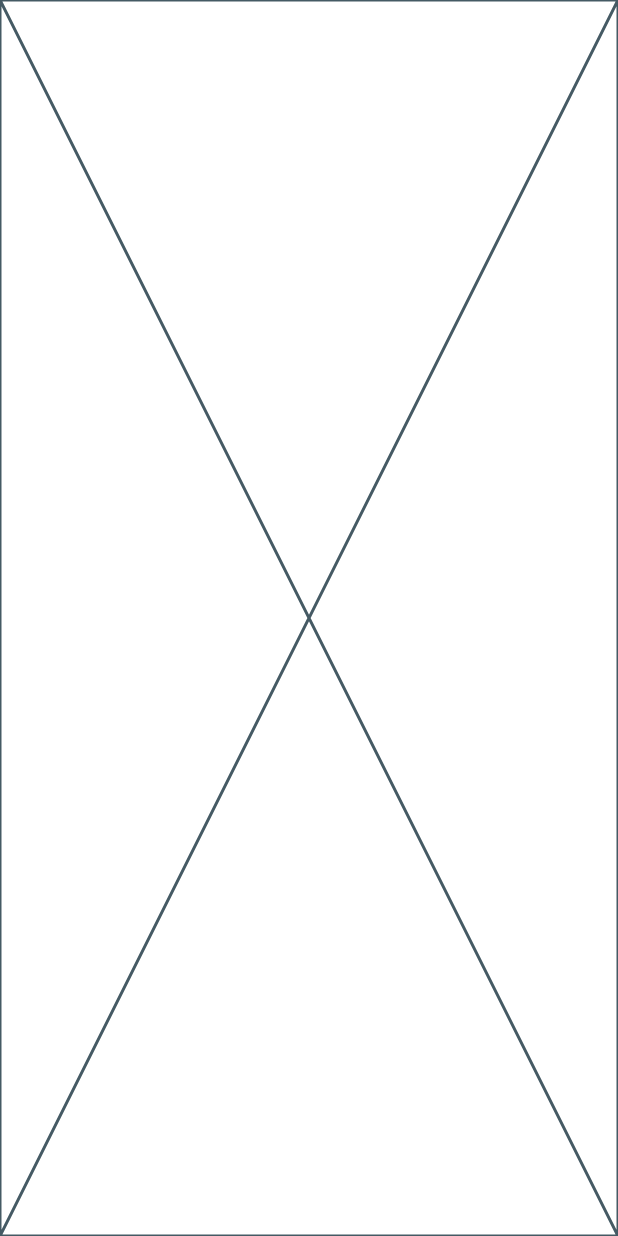
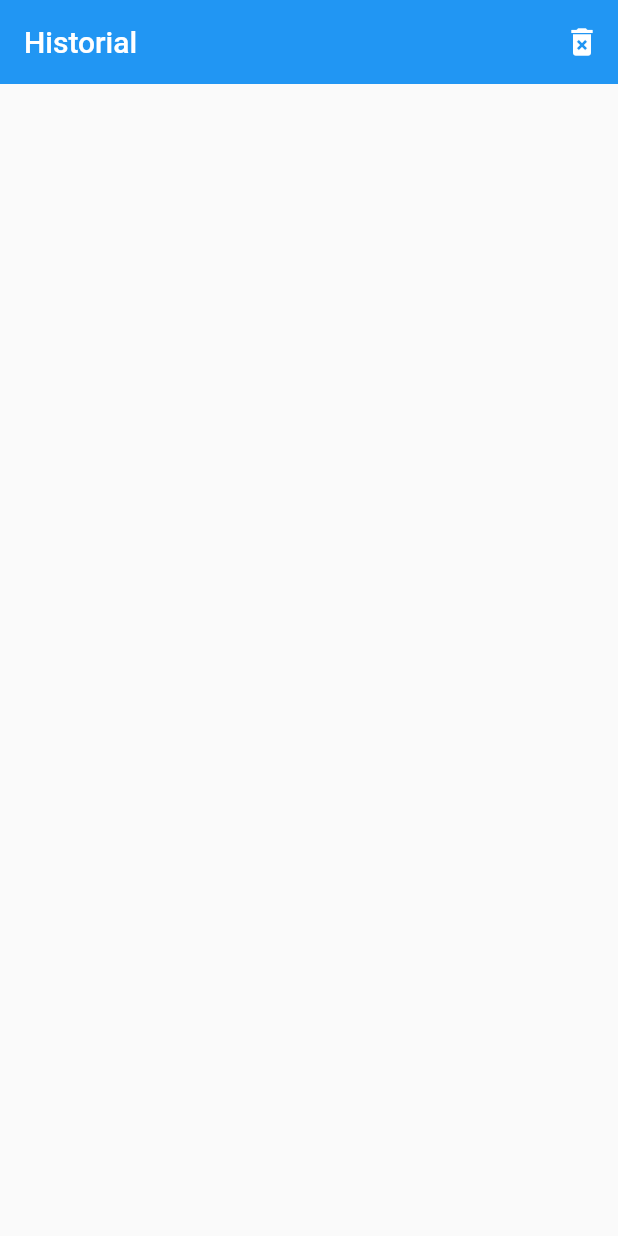
Before and after one commit to ricklegac/flutter, a Flutter app: the screen it shows after launch, on a phone screen of 412 x 824 dp. Run offline on Flutter 3.47's test engine with Material 2 defaults, Android fonts, the phone set to English and light mode, and no system bars; our stand-ins replace card_swiper.

Commit message:
historial

```diff
--- a/qrreader/lib/main.dart
+++ b/qrreader/lib/main.dart
@@ -9,6 +9,7 @@ class MyApp extends StatelessWidget {
   @override
   Widget build(BuildContext context) {
     return MaterialApp(
+      debugShowCheckedModeBanner: false,
       title: 'QR Reader',
       initialRoute: 'home',
       routes: {
--- a/qrreader/lib/pages/home_page.dart
+++ b/qrreader/lib/pages/home_page.dart
@@ -5,6 +5,18 @@ class HomePage extends StatelessWidget {
 
   @override
   Widget build(BuildContext context) {
-    return const Placeholder();
+    return Scaffold(
+      appBar: AppBar(
+        elevation: 0,
+        title: const Text('Historial'),
+        actions: [
+          IconButton(
+            onPressed: () {},
+            icon: const Icon(Icons.delete_forever),
+            ),
+        ],
+
+      ),
+    );
   }
 }
```
Also changed, not shown: qrreader/lib/widgets/custom_nav_bar.dart (added, +9 -0 lines).
